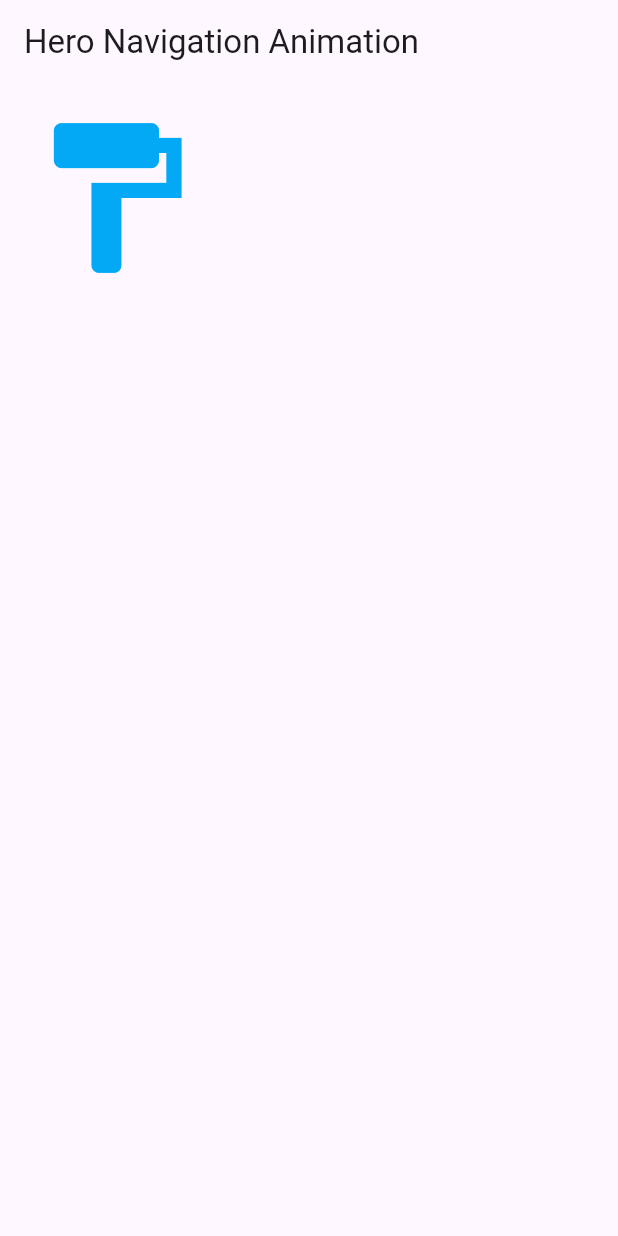
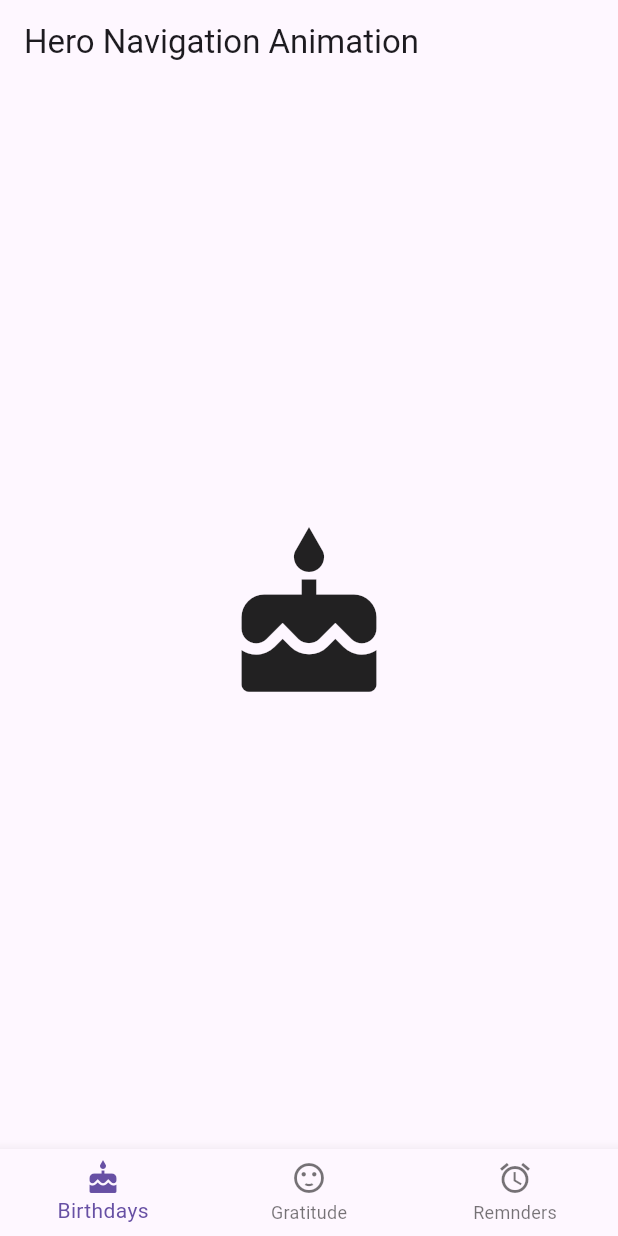
Before and after one commit to hatealx/ftest, a Flutter app: the screen it shows after launch, on a phone screen of 412 x 824 dp. Run offline on Flutter 3.47's test engine with Material 3 defaults, Android fonts, the light colour scheme and no system bars.

Commit message:
learn how to implement a BottomNavigationBar

```diff
--- /dev/null
+++ b/lib/pages/birthdays.dart
@@ -0,0 +1,17 @@
+import 'package:flutter/material.dart';
+
+class Birthdays extends StatelessWidget {
+  const Birthdays({super.key});
+
+  @override
+  Widget build(BuildContext context) {
+    return Scaffold(
+      body: Center(
+        child: Icon(
+          Icons.cake,
+          size: 120.0,
+        ),
+      ),
+    );
+  }
+}
--- a/lib/pages/home.dart
+++ b/lib/pages/home.dart
@@ -1,6 +1,8 @@
 import 'package:flutter/material.dart';
-import 'fly.dart';
 
+import 'gratitude.dart';
+import 'birthdays.dart';
+import 'reminders.dart';
 
 class Home extends StatefulWidget {
   @override
@@ -8,7 +10,28 @@ class Home extends StatefulWidget {
 }
 
 class _HomeState extends State<Home> {
+  int _currentIndex = 0;
 
+  List _listPages = [];
+  late Widget _currentPage;
+
+  void _changePage(int selectedIndex) {
+    setState(() {
+      _currentIndex = selectedIndex;
+      _currentPage = _listPages[selectedIndex];
+    });
+  }
+
+  @override
+  void initState() {
+    // TODO: implement initState
+    super.initState();
+    _listPages
+      ..add(Birthdays())
+      ..add(Gratitude())
+      ..add(Reminders());
+    _currentPage = Birthdays();
+  }
 
   @override
   Widget build(BuildContext context) {
@@ -17,28 +40,22 @@ class _HomeState extends State<Home> {
         title: const Text("Hero Navigation Animation"),
       ),
       body: SafeArea(
-        child:Padding(
+        child: Padding(
           padding: EdgeInsets.all(16.0),
-          child: GestureDetector(
-            child: const Hero(
-              tag: "format_paint",
-              child: Icon(
-                Icons.format_paint,
-                color: Colors.lightBlue,
-                size: 120.0,
-              )
-              ),
-              onTap: () {
-                Navigator.push(
-                  context, MaterialPageRoute(
-                    builder: (context) => Fly()
-                    )
-                );
-              },
-          ),
+          child: _currentPage,
         ),
-        )
-
+      ),
+      bottomNavigationBar: BottomNavigationBar(
+        currentIndex: _currentIndex,
+        items: const [
+          BottomNavigationBarItem(icon: Icon(Icons.cake), label: "Birthdays"),
+          BottomNavigationBarItem(
+              icon: Icon(Icons.sentiment_satisfied), label: "Gratitude"),
+          BottomNavigationBarItem(
+              icon: Icon(Icons.access_alarm), label: "Remnders")
+        ],
+        onTap: (selectedIndex) => _changePage(selectedIndex),
+      ),
     );
   }
 }
```
Also changed, not shown: lib/pages/fly.dart (deleted, +0 -29 lines), lib/pages/gratitude.dart (added, +17 -0 lines), lib/pages/reminders.dart (added, +17 -0 lines), lib/main.dart (line endings or trailing spaces).
